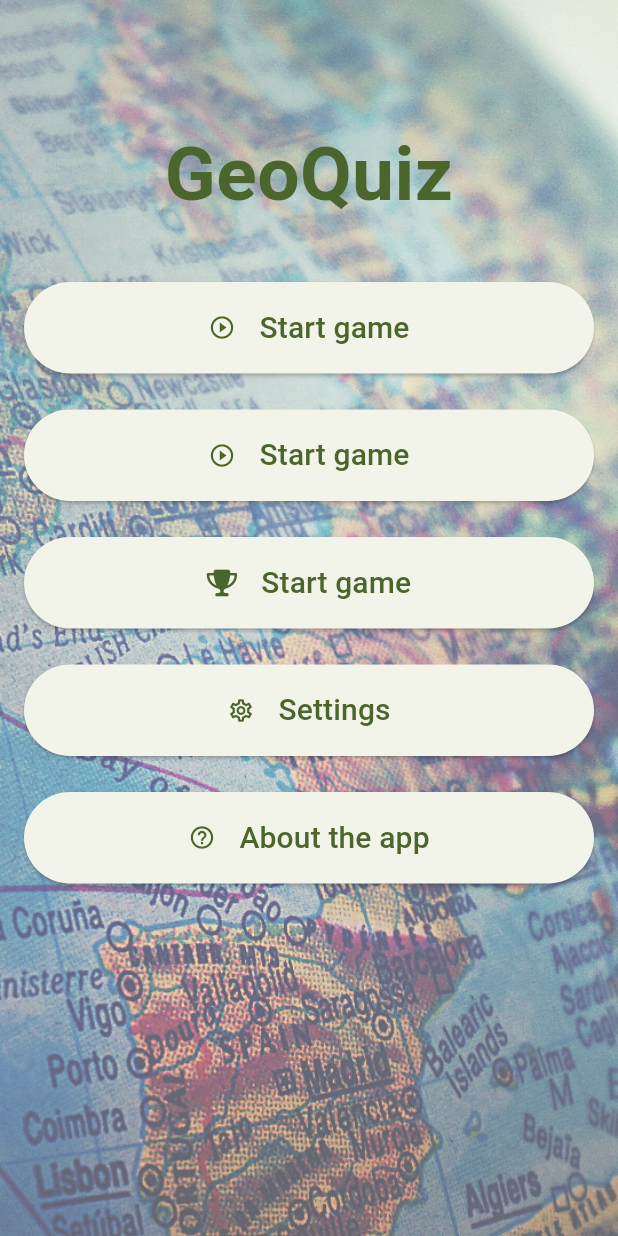
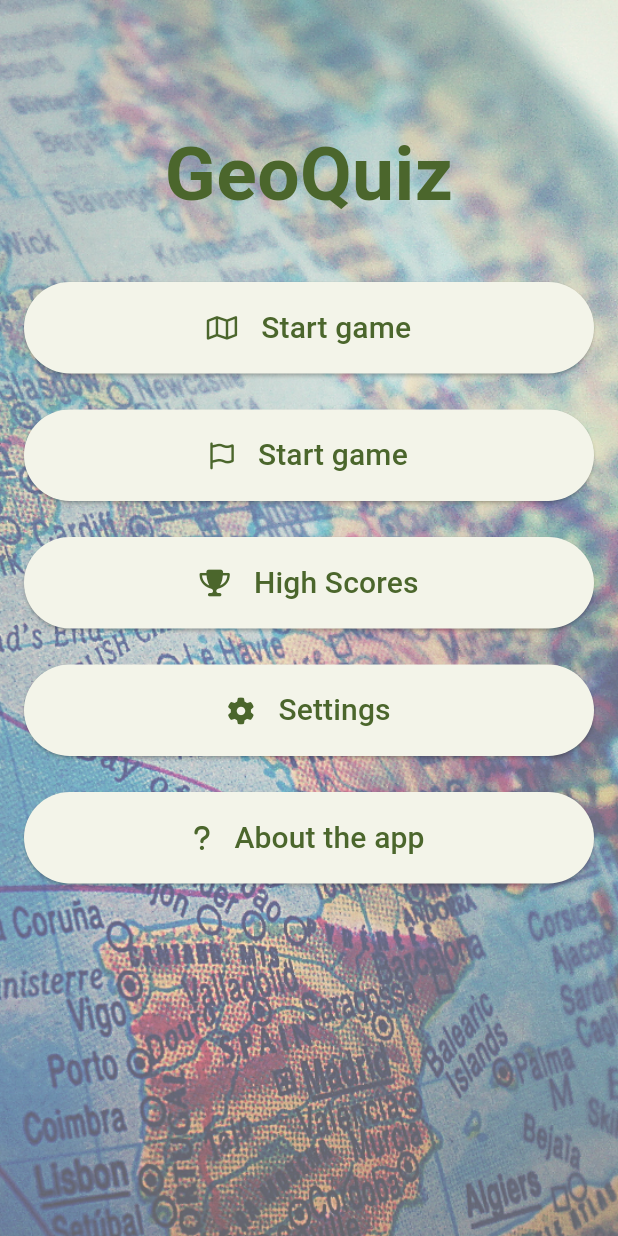
Before and after one commit to josxha/geo_quiz, a Flutter app: the screen it shows after launch, on a phone screen of 412 x 824 dp. Run offline on Flutter 3.47's test engine with Material 2 defaults, Android fonts, the phone set to English and light mode, and no system bars; our stand-ins replace flutter_map, flutter_svg, font_awesome_flutter, get_it, latlong2, package_info_plus; missing offline and left inert: flutter_map_geojson, point_in_polygon; generated files the repository leaves out were written again; project files that could hold a hidden picture were left out.

Commit message:
use font awesome icons

```diff
--- a/lib/map_quiz_screen/map_quiz_screen.dart
+++ b/lib/map_quiz_screen/map_quiz_screen.dart
@@ -97,7 +97,7 @@ class MapQuizScreenState extends State<MapQuizScreen> {
                     Row(
                       mainAxisSize: MainAxisSize.min,
                       children: [
-                        const FaIcon(FontAwesomeIcons.chartBar),
+                        const FaIcon(FontAwesomeIcons.chartLine),
                         const SizedBox(width: 8),
                         Text(
                           '${_states.values.where((e) => e.$1.isFinished()).length}/'
--- a/lib/start_screen/start_screen.dart
+++ b/lib/start_screen/start_screen.dart
@@ -12,27 +12,27 @@ class StartScreen extends StatelessWidget {
     final buttonData = [
       (
         Routes.mapQuiz,
-        Icons.play_circle_outline,
+        FontAwesomeIcons.map,
         AppLocalizations.of(context)!.startGame,
       ),
       (
         Routes.flagQuiz,
-        Icons.play_circle_outline,
+        FontAwesomeIcons.flag,
         AppLocalizations.of(context)!.startGame,
       ),
       (
         Routes.highScores,
         FontAwesomeIcons.trophy,
-        AppLocalizations.of(context)!.startGame,
+        AppLocalizations.of(context)!.highScores,
       ),
       (
         Routes.settings,
-        Icons.settings_outlined,
+        FontAwesomeIcons.gear,
         AppLocalizations.of(context)!.settings
       ),
       (
         Routes.about,
-        Icons.help_outline,
+        FontAwesomeIcons.question,
         AppLocalizations.of(context)!.aboutTheApp,
       ),
     ];
```
Also changed, not shown: lib/high_score_screen/high_score_screen.dart (+15 -4 lines).
